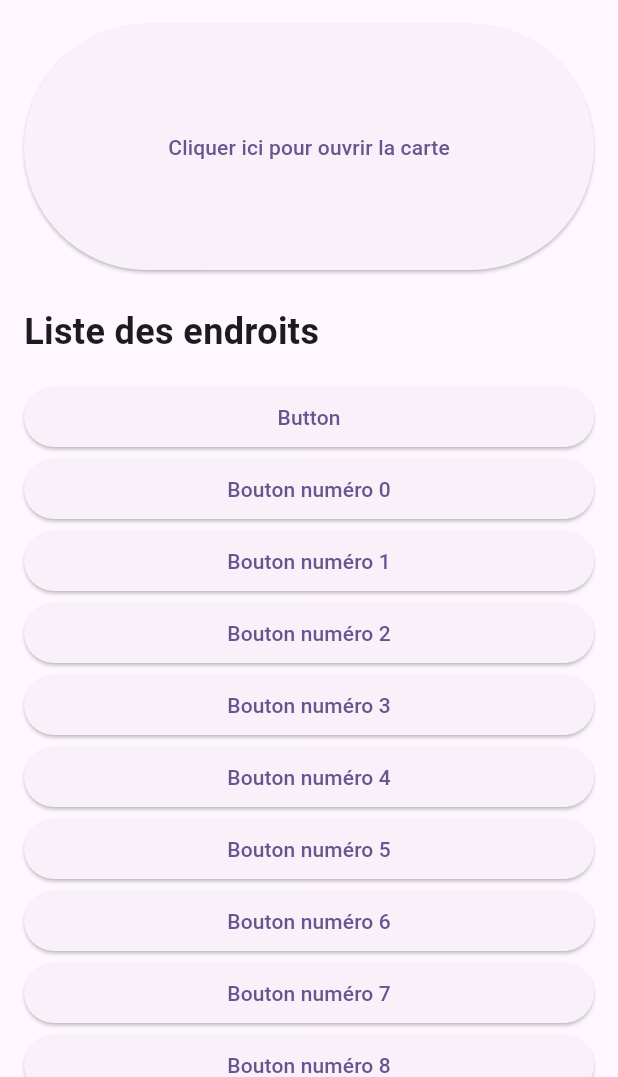
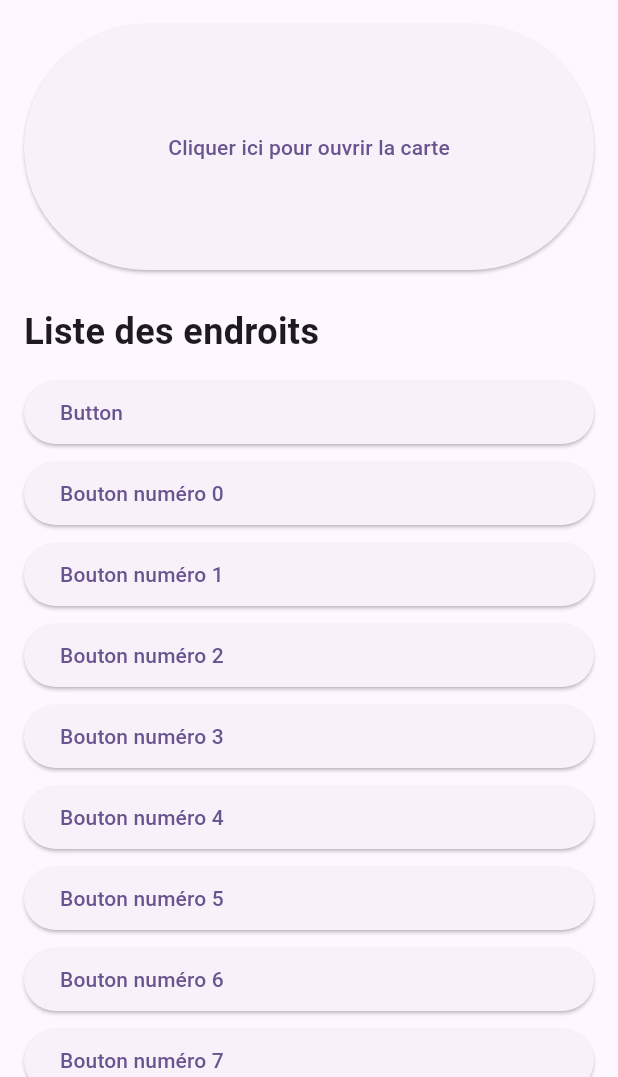
Before and after one commit to clippy20260922/7360, a Flutter app: the ChercherUnParking screen opened directly, on a phone screen of 412 x 824 dp, the part 159-1236 px from its top. Run offline on Flutter 3.47's test engine with Material 3 defaults, Android fonts, the phone set to English and light mode, and no system bars.

Commit message:
feat(client): rend joli la liste des places

```diff
--- a/client7360/lib/chercher_un_parking.dart
+++ b/client7360/lib/chercher_un_parking.dart
@@ -4,11 +4,19 @@ class ChercherUnParking extends StatelessWidget {
   const ChercherUnParking({super.key});
 
   Widget _buildButton(String text) {
-    return SizedBox(
-      width: double.infinity,
-      child: ElevatedButton(
-        onPressed: () {},
-        child: Text(text, textAlign: TextAlign.left, ),
+    return Padding(
+      padding: const EdgeInsets.only(bottom: 12),
+      child: SizedBox(
+        width: double.infinity,
+        height: 42, /// waow
+        child: ElevatedButton(
+          style: ElevatedButton.styleFrom(
+            alignment: Alignment.centerLeft,
+            // alignment: Alignment.topLeft,
+          ),
+          onPressed: () {},
+          child: Text(text),
+        ),
       ),
     );
   }
```
